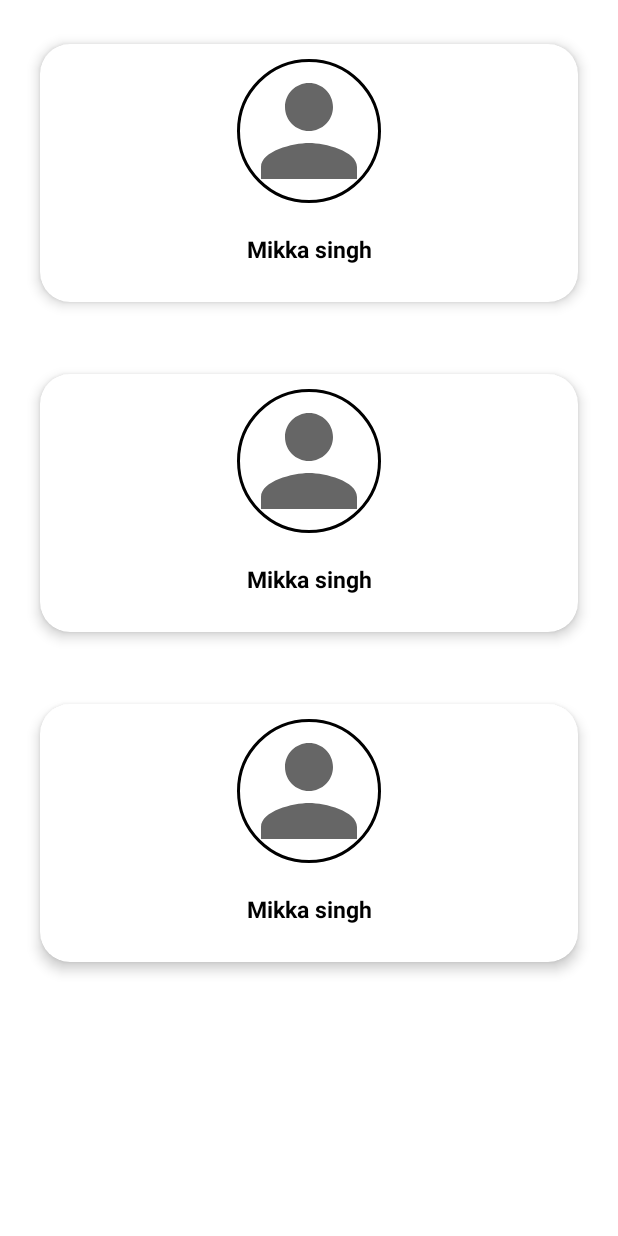
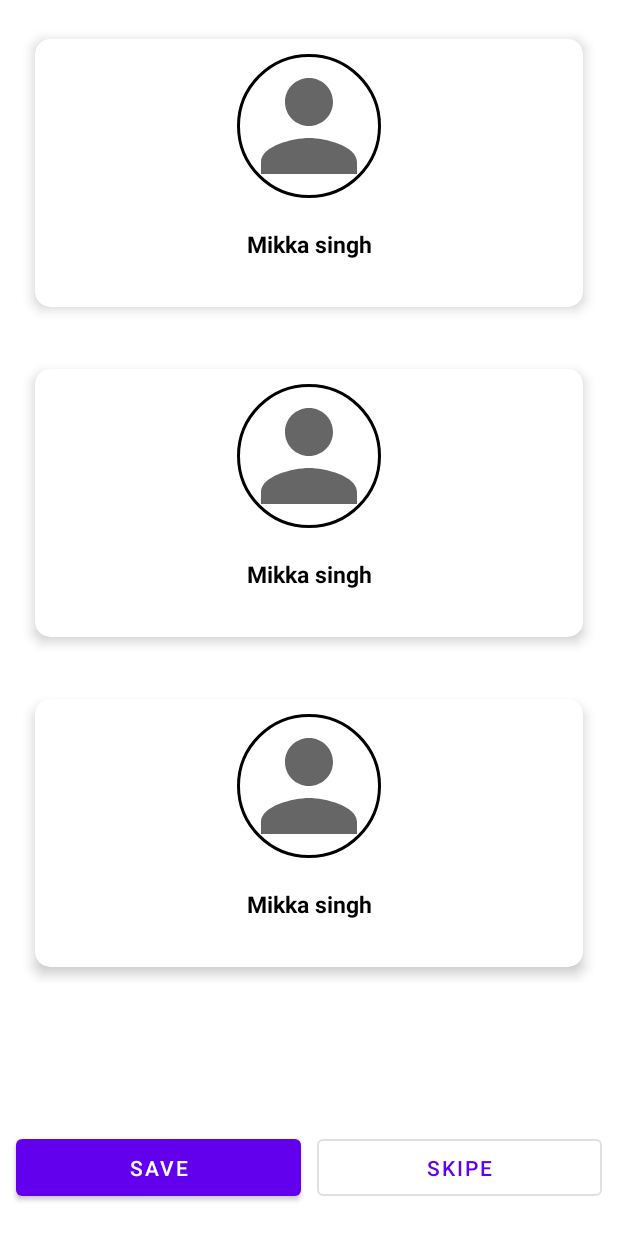
Before and after one commit to Aman16-ai/GaanaWorld-AndroidApp, an Android app: the layout fragment_choose_singers.xml on its own in the app's theme, with its tools: preview values and no code run, on a phone screen of 412 x 824 dp. Run offline under Robolectric (Android 15) with nearby library versions, the phone set to English and light mode, and no system bars.

Commit message:
"saving user's singers list in firestore"

```diff
--- a/app/src/main/res/layout/fragment_choose_singers.xml
+++ b/app/src/main/res/layout/fragment_choose_singers.xml
@@ -10,13 +10,45 @@
 
     <androidx.recyclerview.widget.RecyclerView
         android:id="@+id/signers_recyclerview"
-        android:layout_width="match_parent"
-        android:layout_height="match_parent"
+        android:layout_width="0dp"
+        android:layout_height="0dp"
         app:layout_constraintTop_toTopOf="parent"
-        app:layout_constraintBottom_toBottomOf="parent"
+        app:layout_constraintBottom_toTopOf="@+id/save_singers_btn"
         app:layout_constraintLeft_toLeftOf="parent"
         app:layout_constraintRight_toRightOf="parent"
         tools:listitem="@layout/singerslist"
         />
+    <com.google.android.material.button.MaterialButton
+        android:id="@+id/save_singers_btn"
+        android:layout_width="0dp"
+        android:layout_height="50dp"
+        app:layout_constraintBottom_toBottomOf="parent"
+        app:layout_constraintLeft_toLeftOf="parent"
+        app:layout_constraintRight_toLeftOf="@+id/guideline"
+        android:text="Save"
+        android:layout_marginRight="5dp"
+        android:layout_marginBottom="15dp"
+        android:layout_marginLeft="5dp"
+        />
+    <com.google.android.material.button.MaterialButton
+        android:id="@+id/skipe_btn"
+        android:layout_width="0dp"
+        android:layout_height="50dp"
+        android:text="Skipe"
+        android:layout_marginLeft="5dp"
+        style="@style/Widget.MaterialComponents.Button.OutlinedButton"
+        app:layout_constraintBottom_toBottomOf="parent"
+        app:layout_constraintRight_toRightOf="parent"
+        app:layout_constraintLeft_toRightOf="@+id/guideline"
+        android:layout_marginBottom="15dp"
+        android:layout_marginRight="5dp"
+        />
+    <androidx.constraintlayout.widget.Guideline
+        android:id="@+id/guideline"
+        android:layout_width="wrap_content"
+        android:layout_height="wrap_content"
+        app:layout_constraintGuide_percent="0.5"
+        android:orientation="vertical"
+        />
 
 </androidx.constraintlayout.widget.ConstraintLayout>
--- a/app/src/main/res/layout/singerslist.xml
+++ b/app/src/main/res/layout/singerslist.xml
@@ -12,7 +12,7 @@
         app:layout_constraintLeft_toLeftOf="parent"
         app:layout_constraintRight_toRightOf="parent"
         app:layout_constraintBottom_toBottomOf="parent"
-        app:cardCornerRadius="20dp"
+        app:cardCornerRadius="10dp"
         app:cardElevation="5dp"
         app:cardUseCompatPadding="true"
         >
--- a/app/src/main/res/navigation/navgraph.xml
+++ b/app/src/main/res/navigation/navgraph.xml
@@ -36,7 +36,11 @@
         android:id="@+id/chooseSingersFragment"
         android:name="com.example.gaanaworld.ui.ChooseSingersFragment"
         android:label="fragment_choose_singers"
-        tools:layout="@layout/fragment_choose_singers" />
+        tools:layout="@layout/fragment_choose_singers" >
+        <action
+            android:id="@+id/action_chooseSingersFragment_to_homeActivity"
+            app:destination="@id/homeActivity" />
+    </fragment>
     <activity
         android:id="@+id/homeActivity"
         android:name="com.example.gaanaworld.ui.HomeActivity"
```
Also changed, not shown: app/src/main/java/com/example/gaanaworld/adapter/SingersAdapter.kt (+29 -0 lines), app/src/main/java/com/example/gaanaworld/data/daos/UserDao.kt (+26 -10 lines), app/src/main/java/com/example/gaanaworld/ui/ChooseSingersFragment.kt (+29 -1 lines), app/src/main/java/com/example/gaanaworld/utils/customToast.kt (added, +8 -0 lines), app/src/main/java/com/example/gaanaworld/viewmodels/ChooseSingersViewModel.kt (+18 -0 lines).
